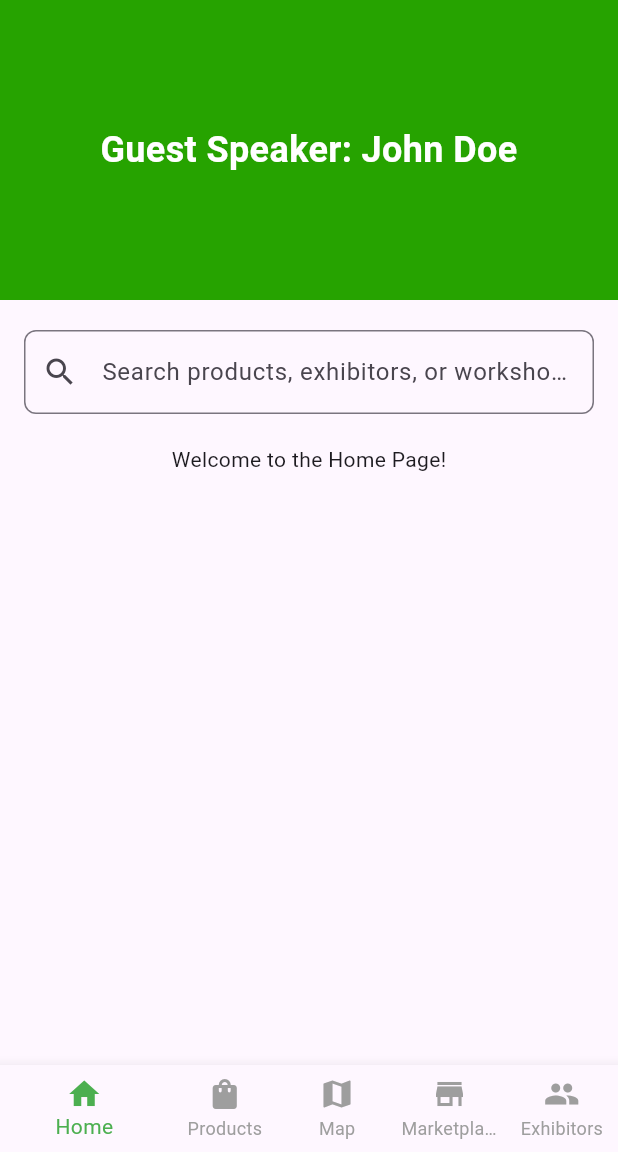
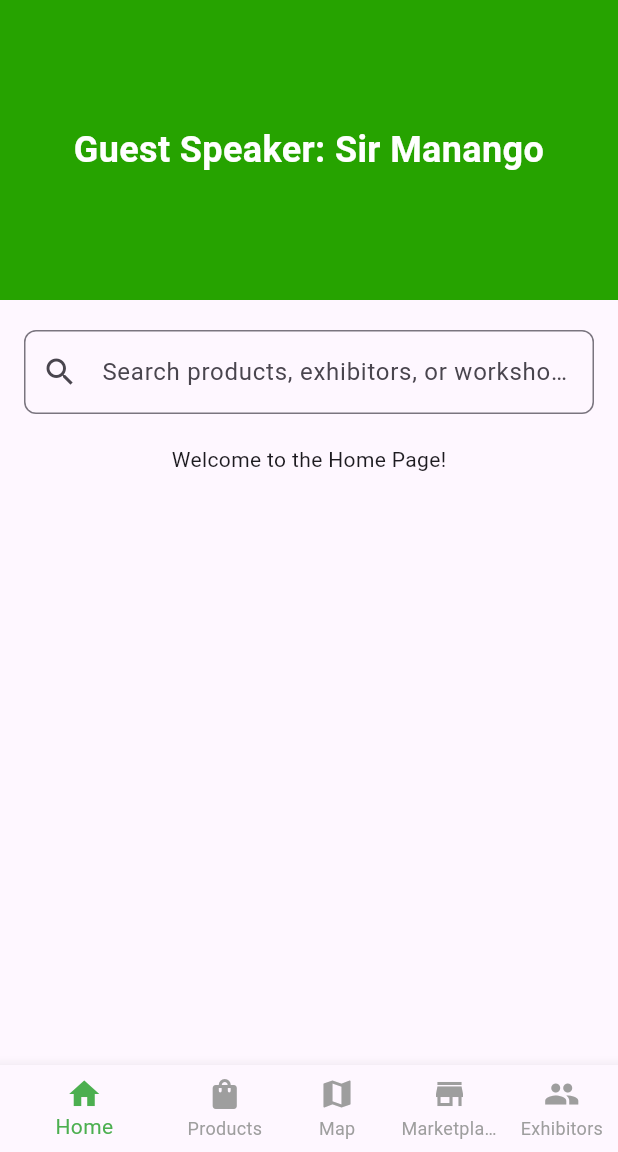
Before and after one commit to munashe-jaji/mumunda, a Flutter app: the HomeScreen screen opened directly with empty values, on a phone screen of 412 x 824 dp, the part 84-1236 px from its top. Run offline on Flutter 3.47's test engine with Material 3 defaults, Android fonts, the light colour scheme and no system bars; our stand-ins replace firebase_auth, firebase_core, google_sign_in; accounts and stored records are empty.

Commit message:
home screen and auth service

```diff
--- a/lib/main.dart
+++ b/lib/main.dart
@@ -4,7 +4,6 @@ import 'pages/splash_screen.dart';
 import 'pages/welcome_screen.dart';
 import 'pages/login_screen.dart';
 import 'pages/signup_screen.dart';
-import 'pages/home_screen.dart'; // Import HomeScreen
 import 'pages/products_screen.dart'; // Import ProductsScreen
 import 'pages/map_screen.dart'; // Import MapScreen
 import 'pages/marketplace_screen.dart'; // Import MarketplaceScreen
--- a/lib/pages/home_screen.dart
+++ b/lib/pages/home_screen.dart
@@ -1,4 +1,5 @@
 import 'package:flutter/material.dart';
+import 'dart:async';
 import 'package:mis/pages/exhibitors_screen.dart';
 import 'package:mis/pages/map_screen.dart';
 import 'package:mis/pages/marketplace_screen.dart';
@@ -77,8 +78,42 @@ class _HomeScreenState extends State<HomeScreen> {
   }
 }
 
-class HomeScreenContent extends StatelessWidget {
+class HomeScreenContent extends StatefulWidget {
   const HomeScreenContent({super.key});
+
+  @override
+  _HomeScreenContentState createState() => _HomeScreenContentState();
+}
+
+class _HomeScreenContentState extends State<HomeScreenContent> {
+  final PageController _pageController = PageController();
+  Timer? _timer;
+
+  @override
+  void initState() {
+    super.initState();
+    _timer = Timer.periodic(const Duration(seconds: 3), (Timer timer) {
+      if (_pageController.page == 2) {
+        _pageController.animateToPage(
+          0,
+          duration: const Duration(milliseconds: 300),
+          curve: Curves.easeIn,
+        );
+      } else {
+        _pageController.nextPage(
+          duration: const Duration(milliseconds: 300),
+          curve: Curves.easeIn,
+        );
+      }
+    });
+  }
+
+  @override
+  void dispose() {
+    _timer?.cancel();
+    _pageController.dispose();
+    super.dispose();
+  }
 
   @override
   Widget build(BuildContext context) {
@@ -89,9 +124,10 @@ class HomeScreenContent extends StatelessWidget {
           height: 200,
           color: const Color.fromARGB(255, 38, 163, 0),
           child: PageView(
+            controller: _pageController,
             children: const [
-              BannerItem(text: 'Guest Speaker: John Doe'),
-              BannerItem(text: 'Workshop: Flutter Development'),
+              BannerItem(text: 'Guest Speaker: Sir Manango'),
+              BannerItem(text: 'Workshop: Mashonaland West Trade Show'),
               BannerItem(text: 'Special Exhibit: AI Innovations'),
             ],
           ),
@@ -122,7 +158,7 @@ class HomeScreenContent extends StatelessWidget {
 class BannerItem extends StatelessWidget {
   final String text;
 
-  const BannerItem({required this.text, Key? key}) : super(key: key);
+  const BannerItem({required this.text, super.key});
 
   @override
   Widget build(BuildContext context) {
--- a/lib/services/auth_service.dart
+++ b/lib/services/auth_service.dart
@@ -32,7 +32,7 @@ class AuthService {
       return await _auth.signOut();
     } catch (e) {
       print(e.toString());
-      return null;
+      return;
     }
   }
 }
```
